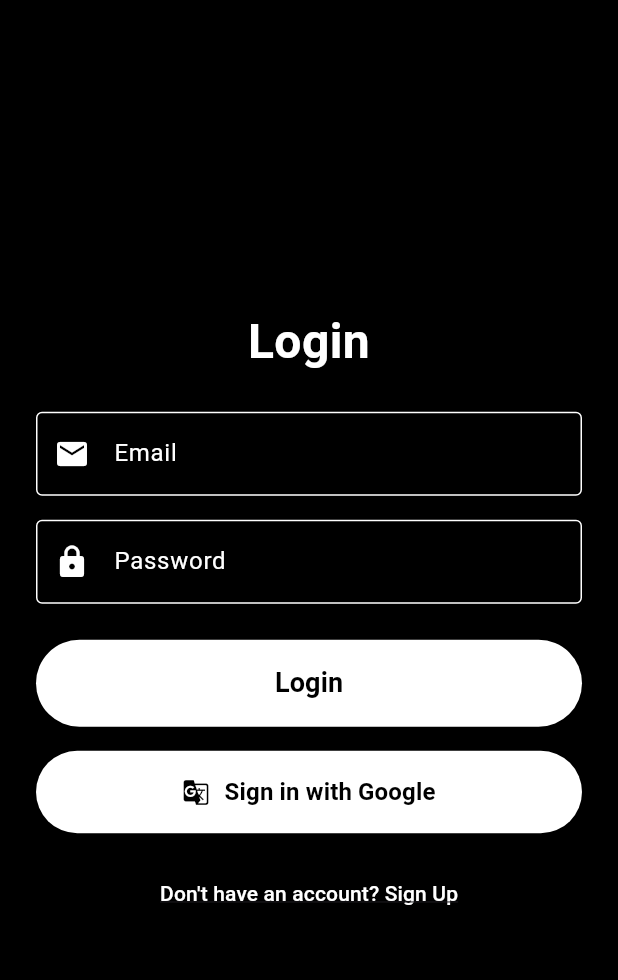
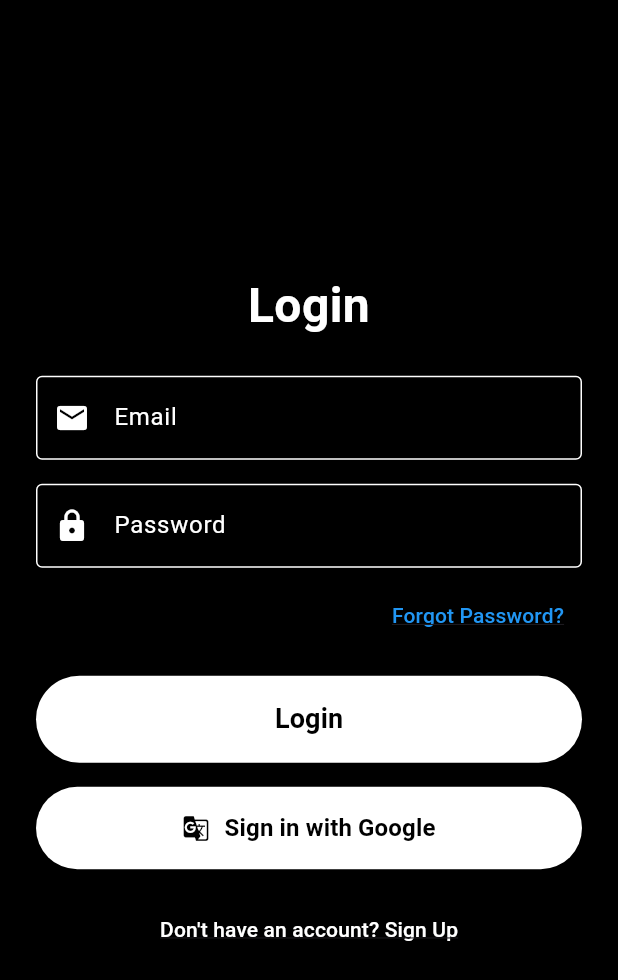
Before and after one commit to anshumandas/get-flutter-fire, a Flutter app: the ProfileView screen opened directly, after a tap on "Sign Out", on a phone screen of 412 x 824 dp. Shown: the top 980 px of the screen. Run offline on Flutter 3.47's test engine with Material 3 defaults, Android fonts, the light colour scheme and no system bars; our stand-ins replace cloud_firestore, firebase_auth, firebase_core, firebase_storage, get, get_storage and 2 more; accounts and stored records are empty; generated files the repository leaves out were written again; network calls fail.

Commit message:
Work Done: 1)Forgot password screen set.

```diff
--- a/lib/app/modules/auth/views/login_view.dart
+++ b/lib/app/modules/auth/views/login_view.dart
@@ -1,5 +1,6 @@
 import 'package:flutter/material.dart';
 import 'package:get/get.dart';
+import 'package:get_flutter_fire/app/routes/app_routes.dart';
 
 import '../../../../constants.dart';
 import '../../../widgets/custom_text_field.dart';
@@ -44,7 +45,24 @@ class LoginView extends StatelessWidget {
                 icon: Icons.lock,
                 obscureText: true,
               ),
-              const SizedBox(height: 24),
+              const SizedBox(height: 8),
+              Align(
+                alignment: Alignment.centerRight,
+                child: TextButton(
+                  onPressed: () {
+                    Get.toNamed(AppRoutes.forgotPassword); // Navigate to the Forgot Password screen
+                  },
+                  child: Text(
+                    'Forgot Password?',
+                    style: TextStyle(
+                      color: Colors.blue, // Color for the Forgot Password text
+                      fontSize: 14,
+                      decoration: TextDecoration.underline,
+                    ),
+                  ),
+                ),
+              ),
+              const SizedBox(height: 16),
               ElevatedButton(
                 style: ElevatedButton.styleFrom(
                   backgroundColor: kButtonBackgroundColor,
--- a/lib/app/modules/profile/views/profile_view.dart
+++ b/lib/app/modules/profile/views/profile_view.dart
@@ -28,11 +28,13 @@ class ProfileView extends StatelessWidget {
           return Center(child: CircularProgressIndicator(color: Colors.white));
         }
 
-        return Padding(
+        return Center(
+          child: Padding(
             padding: const EdgeInsets.all(16.0),
             child: Column(
+              mainAxisAlignment: MainAxisAlignment.center,
+              crossAxisAlignment: CrossAxisAlignment.center,
               children: [
-              SizedBox(height: 20),
                 FutureBuilder<File?>(
                   future: _getLocalImageFile(),
                   builder: (context, snapshot) {
@@ -60,23 +62,35 @@ class ProfileView extends StatelessWidget {
                 SizedBox(height: 20),
                 Text(
                   _controller.userData['name'] ?? 'No name',
-                style: TextStyle(fontSize: 24, color: Colors.white),
+                  style: TextStyle(
+                    fontSize: 24,
+                    color: Colors.white,
+                    fontWeight: FontWeight.bold,
+                  ),
                 ),
                 SizedBox(height: 10),
                 Text(
                   _controller.userData['email'] ?? 'No email',
-                style: TextStyle(fontSize: 18, color: Colors.grey),
+                  style: TextStyle(
+                    fontSize: 18,
+                    color: Colors.grey,
+                    fontStyle: FontStyle.italic,
                   ),
-              Spacer(),
+                ),
+                SizedBox(height: 30),
                 ElevatedButton(
                   style: ElevatedButton.styleFrom(
                     backgroundColor: Colors.red,
                     padding: EdgeInsets.symmetric(vertical: 12, horizontal: 24),
                   ),
                   onPressed: _controller.signOut,
-                child: Text('Sign Out', style: TextStyle(color: Colors.white, fontSize: 16)),
+                  child: Text(
+                    'Sign Out',
+                    style: TextStyle(color: Colors.white, fontSize: 16),
+                  ),
                 ),
               ],
+            ),
           ),
         );
       }),
@@ -119,8 +133,8 @@ class ProfileView extends StatelessWidget {
                     radius: 40,
                     backgroundImage: _selectedImage != null
                         ? FileImage(_selectedImage!)
-                        : NetworkImage(_controller.userData['imageUrl'] ?? 'https://via.placeholder.com/150')
-                    as ImageProvider,
+                        : NetworkImage(_controller.userData['imageUrl'] ??
+                        'https://via.placeholder.com/150') as ImageProvider,
                     child: Icon(Icons.camera_alt, color: Colors.white.withOpacity(0.7), size: 40),
                   ),
                 ),
--- a/lib/app/routes/app_routes.dart
+++ b/lib/app/routes/app_routes.dart
@@ -1,5 +1,6 @@
 import 'package:get/get.dart';
 import '../../Main_View.dart';
+import '../modules/auth/views/ForgotPasswordView.dart';
 import '../modules/auth/views/login_view.dart';
 import '../modules/auth/views/signup_view.dart';
 
@@ -7,6 +8,7 @@ class AppRoutes {
   static const String login = '/login';
   static const String signup = '/signup';
   static const String main = '/main';
+  static const forgotPassword = '/forgot_password';
 
   static final routes = [
     GetPage(
@@ -18,6 +20,10 @@ class AppRoutes {
       page: () => SignUpView(),
     ),
     GetPage(
+      name: forgotPassword,
+      page: () => ForgotPasswordView(),
+    ),
+    GetPage(
       name: main,
       page: () => MainView(),
     ),
```
Also changed, not shown: lib/app/modules/auth/controllers/auth_controller.dart (+49 -56 lines), lib/app/modules/auth/views/ForgotPasswordView.dart (added, +78 -0 lines), lib/services/Auth_services.dart (+49 -3 lines). Lines whose indentation alone changed are shown as unchanged.
